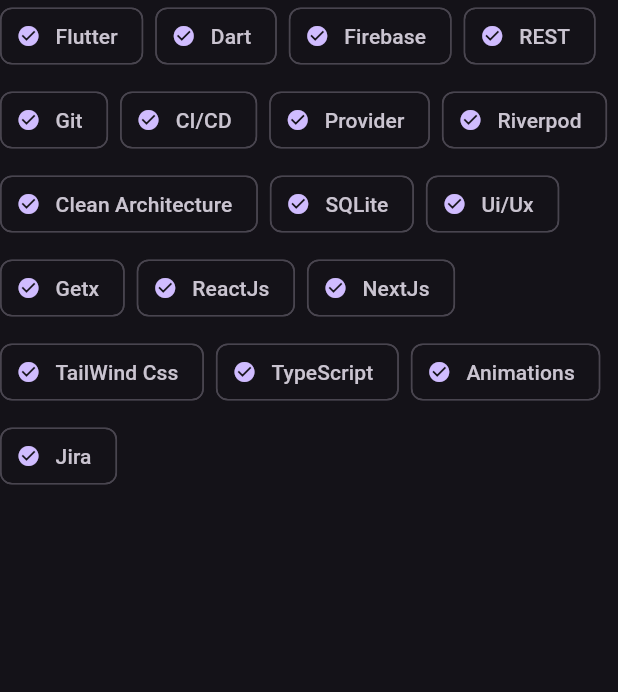
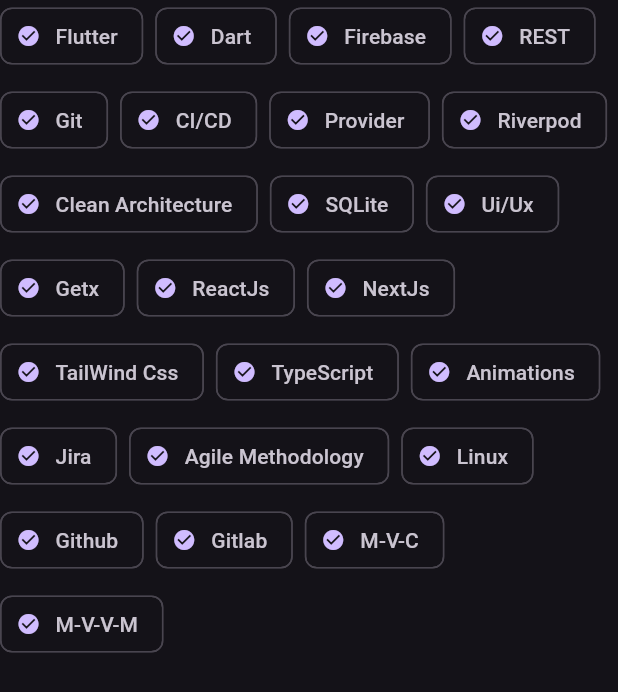
Before and after one commit to Karamkottish/My-Portfolio, a Flutter app: the SkillsSection widget shown alone on an empty page, opened directly, on a phone screen of 412 x 824 dp. Shown: the top 692 px of the screen. Run offline on Flutter 3.47's test engine with Material 3 defaults, Android fonts, the phone set to English and light mode, and no system bars; our stand-ins replace animate_do, animated_text_kit, flutter_svg, photo_view, visibility_detector; missing offline and left inert: syncfusion_flutter_pdfviewer.

Commit message:
Added a Course Certificate i got and new skills i learned recently

```diff
--- a/lib/widgets/courses_section.dart
+++ b/lib/widgets/courses_section.dart
@@ -27,6 +27,7 @@
 
   /// ☑️ Strongly typed list – no nulls, no "!" required
   final List<_Course> courses = const [
+    _Course("Agile (Foundations)", "lib/assets/courses/Agile.png"), // ✅ NEW
     _Course("User Experience Design (English) — EDRAAK", "lib/assets/courses/EdrakuiuxEng.png"),
     _Course("تصميم تجربة المستخدم (Arabic) — إدراك", "lib/assets/courses/EdrakuiuxArab.png"),
     _Course("UX Researcher — Edraak", "lib/assets/courses/edrakeuxresreacher.png"),
@@ -348,9 +349,10 @@
       body: PhotoView(
         imageProvider: AssetImage(filePath),
         backgroundDecoration: const BoxDecoration(color: Colors.black),
-        errorBuilder: (_, __, ___) => const Center(
-          child: Icon(Icons.broken_image, color: Colors.white54, size: 64),
-        ),
+        // If your PhotoView version supports it, you can keep an errorBuilder:
+        // errorBuilder: (_, __, ___) => const Center(
+        //   child: Icon(Icons.broken_image, color: Colors.white54, size: 64),
+        // ),
       ),
     );
   }
--- a/lib/widgets/skills_section.dart
+++ b/lib/widgets/skills_section.dart
@@ -8,7 +8,7 @@
     final cs = Theme.of(context).colorScheme;
     final skills = [
       'Flutter', 'Dart', 'Firebase', 'REST', 'Git', 'CI/CD',
-      'Provider', 'Riverpod', 'Clean Architecture', 'SQLite', 'Ui/Ux', 'Getx', 'ReactJs', 'NextJs', 'TailWind Css','TypeScript','Animations','Jira',
+      'Provider', 'Riverpod', 'Clean Architecture', 'SQLite', 'Ui/Ux', 'Getx', 'ReactJs', 'NextJs', 'TailWind Css','TypeScript','Animations','Jira','Agile Methodology','Linux','Github','Gitlab','M-V-C','M-V-V-M'
     ];
     return Wrap(
       spacing: 8,
--- a/pubspec.yaml
+++ b/pubspec.yaml
@@ -99,6 +99,7 @@
     - lib/assets/Diploma/designPrincepls.png
     - lib/assets/Diploma/uiuxDiploma.png
     - lib/assets/courses/img.png
+    - lib/assets/courses/Agile.png
 
 
 
```
Also changed, not shown: lib/assets/courses/Agile.png (added).
